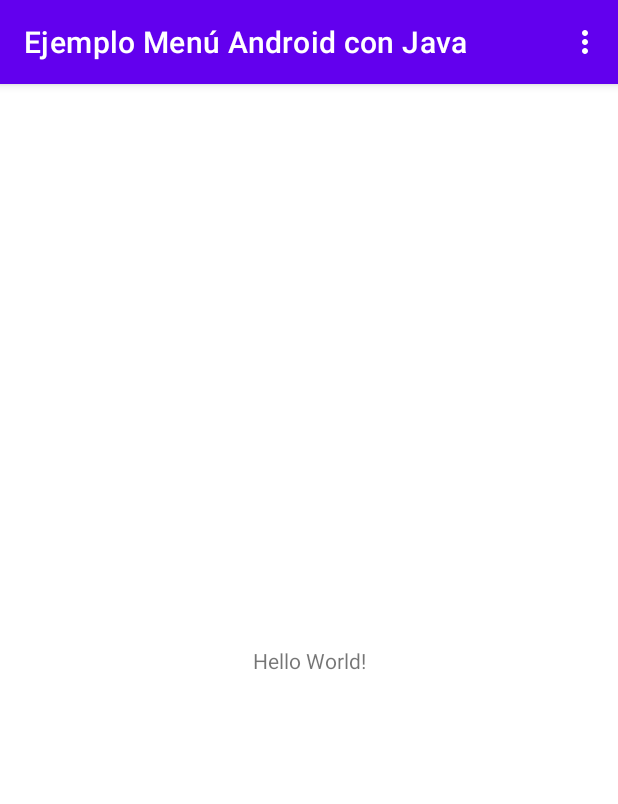
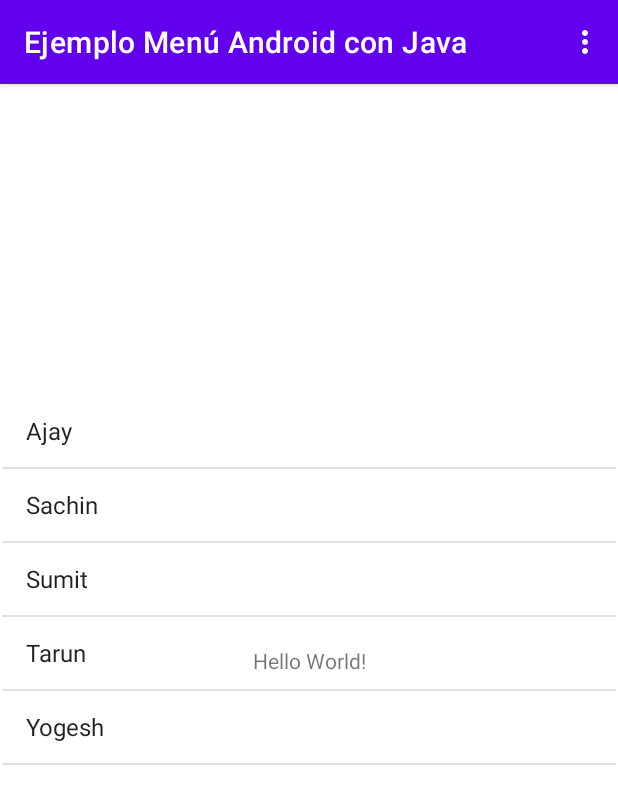
Before and after one commit to LuisAmayaUGB/Ejemplo_menu_Android_java, an Android app: the screen it shows after launch (MainActivity), on a phone screen of 412 x 824 dp. Shown: the top 804 px of the screen. Run offline under Robolectric (Android 15) with nearby library versions, the phone set to English and light mode, and no system bars.

Commit message:
agregué el menú contextual o menú emergente

```diff
--- a/app/src/main/java/com/example/myapplication/MainActivity.java
+++ b/app/src/main/java/com/example/myapplication/MainActivity.java
@@ -3,18 +3,61 @@ package com.example.myapplication;
 import androidx.appcompat.app.AppCompatActivity;
 
 import android.os.Bundle;
+import android.view.ContextMenu;
 import android.view.Menu;
 import android.view.MenuInflater;
 import android.view.MenuItem;
+import android.view.View;
+import android.widget.ArrayAdapter;
+import android.widget.ListView;
 import android.widget.Toast;
 
 public class MainActivity extends AppCompatActivity {
+
+    ListView listView;
+    String contacts[]={"Ajay","Sachin","Sumit","Tarun","Yogesh"};
+
 
     @Override
     protected void onCreate(Bundle savedInstanceState) {
         super.onCreate(savedInstanceState);
         setContentView(R.layout.activity_main);
+
+        listView=(ListView)findViewById(R.id.listView);
+        ArrayAdapter<String> adapter=new ArrayAdapter<String>(this,android.R.layout.simple_list_item_1,contacts);
+        listView.setAdapter(adapter);
+        // Register the ListView  for Context menu
+        registerForContextMenu(listView);
+
     }
+
+
+    @Override
+    public void onCreateContextMenu(ContextMenu menu, View v, ContextMenu.ContextMenuInfo menuInfo)
+    {
+        super.onCreateContextMenu(menu, v, menuInfo);
+        MenuInflater inflater = getMenuInflater();
+        inflater.inflate(R.menu.emergente, menu);
+        menu.setHeaderTitle("Select The Action");
+    }
+    @Override
+    public boolean onContextItemSelected(MenuItem item){
+        if(item.getItemId()==R.id.call){
+            Toast.makeText(getApplicationContext(),"calling code",Toast.LENGTH_LONG).show();
+        }
+        else if(item.getItemId()==R.id.sms){
+            Toast.makeText(getApplicationContext(),"sending sms code",Toast.LENGTH_LONG).show();
+        }else{
+            return false;
+        }
+        return true;
+    }
+
+
+
+
+
+
 
     public boolean onCreateOptionsMenu(Menu menu) {
         getMenuInflater().inflate(R.menu.principal, menu);
--- a/app/src/main/res/layout/activity_main.xml
+++ b/app/src/main/res/layout/activity_main.xml
@@ -7,6 +7,7 @@
     tools:context=".MainActivity">
 
     <TextView
+        android:id="@+id/textView"
         android:layout_width="wrap_content"
         android:layout_height="wrap_content"
         android:text="Hello World!"
@@ -15,4 +16,13 @@
         app:layout_constraintRight_toRightOf="parent"
         app:layout_constraintTop_toTopOf="parent" />
 
+    <ListView
+        android:id="@+id/listView"
+        android:layout_width="409dp"
+        android:layout_height="354dp"
+        app:layout_constraintBottom_toBottomOf="parent"
+        app:layout_constraintEnd_toEndOf="parent"
+        app:layout_constraintStart_toStartOf="parent"
+        app:layout_constraintTop_toTopOf="parent" />
+
 </androidx.constraintlayout.widget.ConstraintLayout>
--- /dev/null
+++ b/app/src/main/res/menu/emergente.xml
@@ -0,0 +1,11 @@
+<?xml version="1.0" encoding="utf-8"?>
+<menu xmlns:app="http://schemas.android.com/apk/res-auto"
+    xmlns:android="http://schemas.android.com/apk/res/android">
+
+    <item
+        android:id="@+id/call"
+        android:title="Llamar" />
+    <item
+        android:id="@+id/sms"
+        android:title="Enviar correo" />
+</menu>
```
